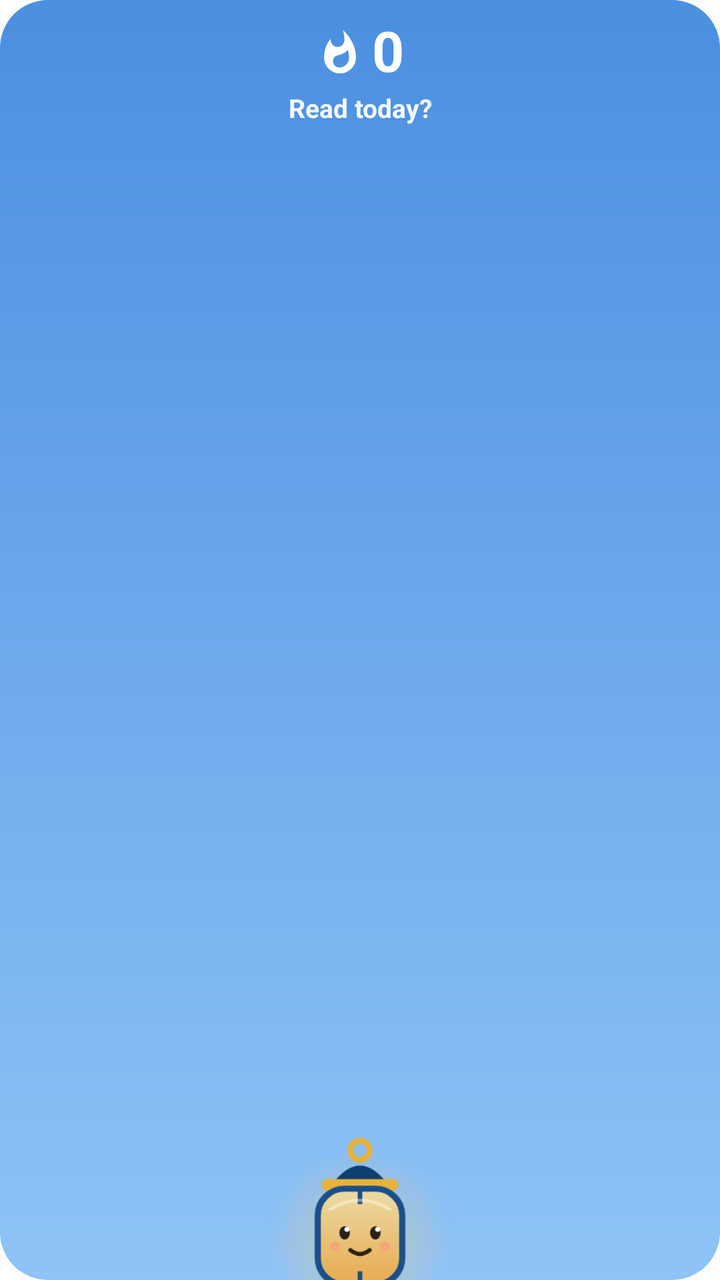
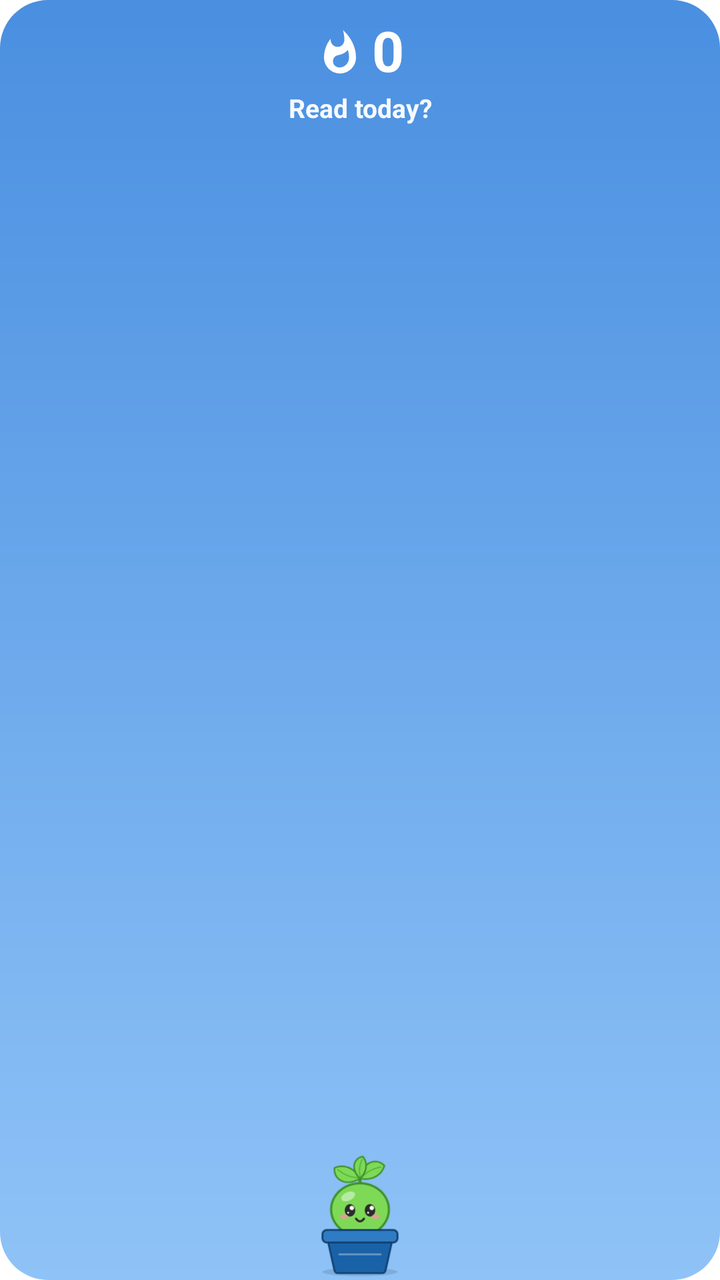

Before-and-after screenshots of an Android layout around one commit, followed by the original layout XML and the change that was made.
<!-- AndroidManifest.xml: fallback theme Theme.MaterialComponents.DayNight.NoActionBar -->
<!-- res/layout/noor_widget.xml -->
<?xml version="1.0" encoding="utf-8"?>
<FrameLayout xmlns:android="http://schemas.android.com/apk/res/android"
    android:id="@+id/n_root"
    android:layout_width="match_parent"
    android:layout_height="match_parent"
    android:background="@drawable/noor_bg_hello">

    <LinearLayout
        android:layout_width="match_parent"
        android:layout_height="wrap_content"
        android:layout_gravity="top"
        android:gravity="center_horizontal"
        android:orientation="vertical"
        android:paddingStart="10dp"
        android:paddingTop="10dp"
        android:paddingEnd="10dp">

        <LinearLayout
            android:id="@+id/n_streak_row"
            android:layout_width="wrap_content"
            android:layout_height="wrap_content"
            android:gravity="center_vertical"
            android:orientation="horizontal">

            <ImageView
                android:id="@+id/n_flame"
                android:layout_width="24dp"
                android:layout_height="26dp"
                android:contentDescription="Streak"
                android:src="@drawable/ic_flame" />

            <TextView
                android:id="@+id/n_streak"
                android:layout_width="wrap_content"
                android:layout_height="wrap_content"
                android:layout_marginStart="4dp"
                android:includeFontPadding="false"
                android:text="0"
                android:textColor="#FFFFFF"
                android:textSize="28sp"
                android:textStyle="bold" />
        </LinearLayout>

        <TextView
            android:id="@+id/n_says"
            android:layout_width="match_parent"
            android:layout_height="wrap_content"
            android:layout_marginTop="2dp"
            android:ellipsize="end"
            android:gravity="center_horizontal"
            android:maxLines="2"
            android:text="Read today?"
            android:textColor="#F2FFFFFF"
            android:textSize="13sp"
            android:textStyle="bold" />
    </LinearLayout>

    <ImageView
        android:id="@+id/n_noor"
        android:layout_width="96dp"
        android:layout_height="74dp"
        android:layout_gravity="bottom|center_horizontal"
        android:adjustViewBounds="true"
        android:contentDescription="Noor"
        android:scaleType="fitEnd"
        android:src="@drawable/noor_peek_hello" />
</FrameLayout>
<!-- resources referenced by this layout -->
<resources>
  <!-- drawable ic_flame (drawable) -->
  <vector xmlns:android="http://schemas.android.com/apk/res/android" android:width="24dp" android:height="24dp"
      android:viewportWidth="24" android:viewportHeight="24">
      <path android:fillColor="#FFFFFF"
          android:pathData="M13.5,0.7C13.5,0.7 14.2,3.3 14.2,5.4c0,2 -1.3,3.7 -3.4,3.7c-2,0 -3.5,-1.6 -3.5,-3.7l0,-0.3C5.3,7.5 4,10.8 4,14.4C4,18.8 7.6,22.4 12,22.4s8,-3.6 8,-8C20,9.1 17.4,4.3 13.5,0.7zM11.7,19.4c-1.8,0 -3.2,-1.4 -3.2,-3.1c0,-1.6 1,-2.8 2.8,-3.1c1.8,-0.4 3.6,-1.2 4.6,-2.6c0.4,1.3 0.6,2.6 0.6,4c0,2.7 -2.2,4.8 -4.8,4.8z" />
  </vector>
  <!-- drawable noor_bg_hello (drawable) -->
  <?xml version="1.0" encoding="utf-8"?>
  <shape xmlns:android="http://schemas.android.com/apk/res/android" android:shape="rectangle">
      <gradient android:angle="90" android:startColor="#8FC3F7" android:endColor="#4A8FE0" />
      <corners android:radius="24dp" />
  </shape>
  <!-- drawable noor_peek_hello: png bitmap (drawable-nodpi, 35633 bytes) -->
</resources>

<!-- the commit's change to res/layout/noor_widget.xml (unified diff, before → after) -->
@@ -57,11 +57,11 @@
 
     <ImageView
         android:id="@+id/n_noor"
-        android:layout_width="96dp"
-        android:layout_height="74dp"
+        android:layout_width="92dp"
+        android:layout_height="80dp"
         android:layout_gravity="bottom|center_horizontal"
         android:adjustViewBounds="true"
         android:contentDescription="Noor"
-        android:scaleType="fitEnd"
-        android:src="@drawable/noor_peek_hello" />
+        android:scaleType="fitCenter"
+        android:src="@drawable/noor_hello" />
 </FrameLayout>
<!-- resource entries referenced after the edit -->
@@ -12,6 +12,6 @@
       <gradient android:angle="90" android:startColor="#8FC3F7" android:endColor="#4A8FE0" />
       <corners android:radius="24dp" />
   </shape>
-  <!-- drawable noor_peek_hello: png bitmap (drawable-nodpi, 35633 bytes) -->
+  <!-- drawable noor_hello: png bitmap (drawable-nodpi, 13560 bytes) -->
 </resources>
 
